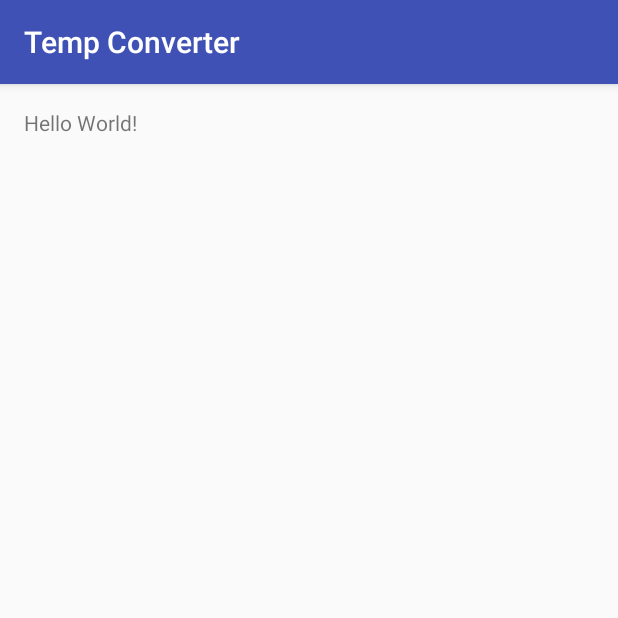
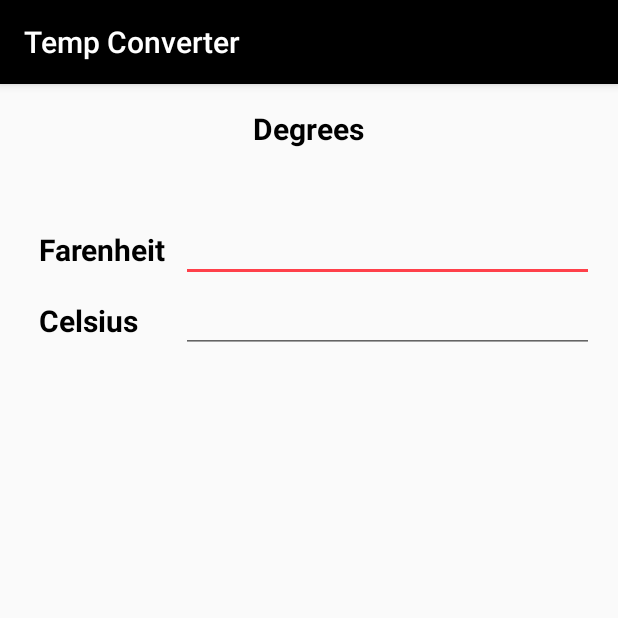
Before and after one commit to Steve-Bulgin/PROG3210_A1, an Android app: the screen it shows after launch (TempConverterActivity), on a phone screen of 412 x 824 dp, the top half of it. Run offline under Robolectric (Android 15) with nearby library versions, the phone set to English and light mode, and no system bars.

Commit message:
Work in progress

```diff
--- a/TempConverter/app/src/main/res/layout/activity_temp_converter.xml
+++ b/TempConverter/app/src/main/res/layout/activity_temp_converter.xml
@@ -12,5 +12,58 @@
     <TextView
         android:layout_width="wrap_content"
         android:layout_height="wrap_content"
-        android:text="Hello World!" />
+        android:text="@string/lblDegrees"
+        android:id="@+id/lblDegrees"
+        android:textIsSelectable="false"
+        android:textSize="20dp"
+        android:layout_alignParentTop="true"
+        android:layout_centerHorizontal="true"
+        android:textStyle="bold"
+        android:textColor="#000000" />
+
+    <TextView
+        android:layout_width="wrap_content"
+        android:layout_height="wrap_content"
+        android:text="@string/lblFarenheit"
+        android:id="@+id/lblFarenheit"
+        android:layout_below="@+id/lblDegrees"
+        android:layout_alignParentLeft="true"
+        android:layout_alignParentStart="true"
+        android:layout_marginTop="43dp"
+        android:textStyle="bold"
+        android:textSize="20dp"
+        android:textColor="#000000"
+        android:padding="10dp"
+        android:paddingTop="-5dp" />
+
+    <TextView
+        android:layout_width="wrap_content"
+        android:layout_height="wrap_content"
+        android:text="@string/lblCelcius"
+        android:id="@+id/lblCelcius"
+        android:textStyle="bold"
+        android:textSize="20dp"
+        android:textColor="#000000"
+        android:layout_below="@+id/lblFarenheit"
+        android:layout_alignParentLeft="true"
+        android:layout_alignParentStart="true"
+        android:padding="10dp"
+        android:paddingTop="-5dp" />
+
+    <EditText
+        android:layout_width="fill_parent"
+        android:layout_height="wrap_content"
+        android:id="@+id/txtFarenheit"
+        android:layout_alignTop="@+id/lblFarenheit"
+        android:layout_toRightOf="@+id/lblFarenheit"
+        android:layout_toEndOf="@+id/lblFarenheit" />
+
+    <EditText
+        android:layout_width="fill_parent"
+        android:layout_height="wrap_content"
+        android:id="@+id/txtCelcius"
+        android:layout_below="@+id/lblFarenheit"
+        android:layout_alignLeft="@+id/txtFarenheit"
+        android:layout_alignStart="@+id/txtFarenheit" />
+
 </RelativeLayout>
--- a/TempConverter/app/src/main/res/values/colors.xml
+++ b/TempConverter/app/src/main/res/values/colors.xml
@@ -1,6 +1,6 @@
 <?xml version="1.0" encoding="utf-8"?>
 <resources>
-    <color name="colorPrimary">#3F51B5</color>
-    <color name="colorPrimaryDark">#303F9F</color>
-    <color name="colorAccent">#FF4081</color>
+    <color name="colorPrimary">#000000</color>
+    <color name="colorPrimaryDark">#000000</color>
+    <color name="colorAccent">#ff404a</color>
 </resources>
--- a/TempConverter/app/src/main/res/values/strings.xml
+++ b/TempConverter/app/src/main/res/values/strings.xml
@@ -1,3 +1,8 @@
 <resources>
     <string name="app_name">Temp Converter</string>
+    <string name="lblDegrees">Degrees</string>
+    <string name="lblFarenheit">Farenheit</string>
+    <string name="lblCelcius">Celsius</string>
+    <string name="txtFarenheit" />
+    <string name="txtCelcius" />
 </resources>
```
